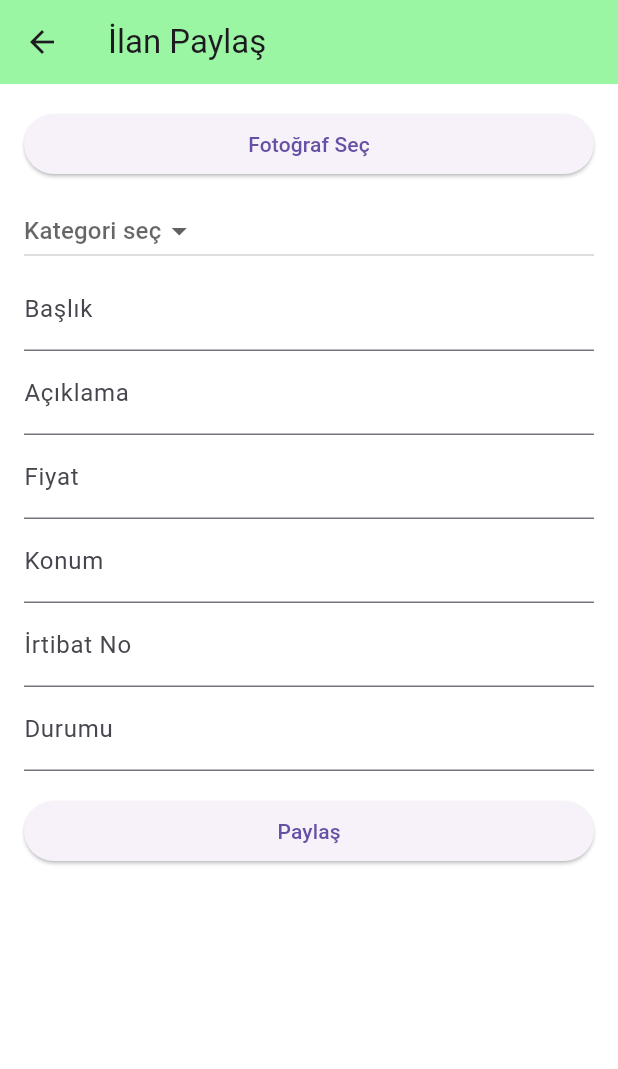
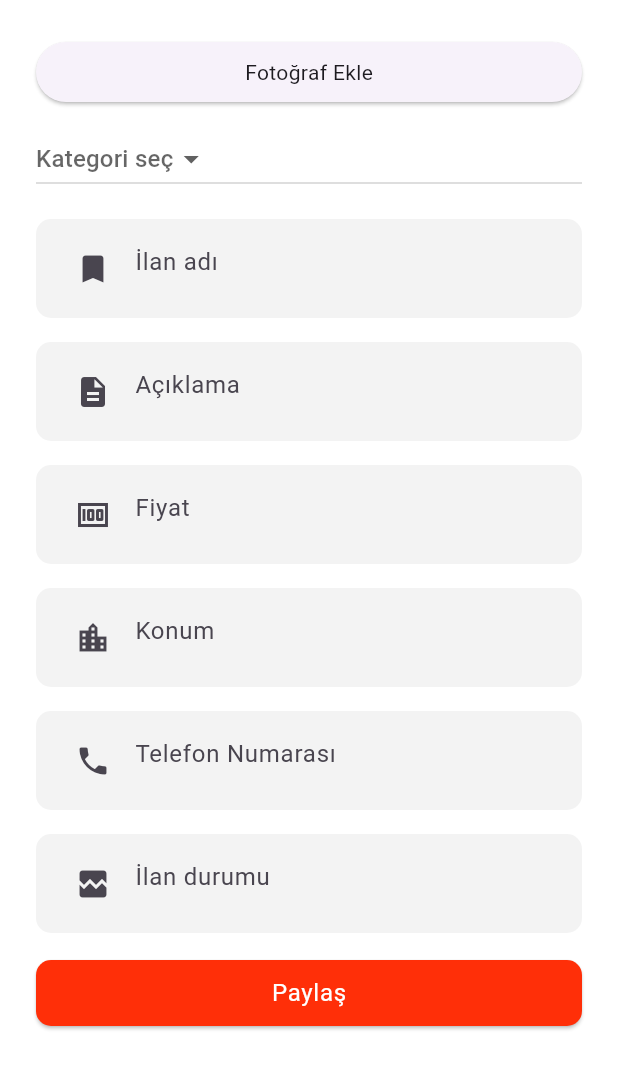
Before and after one commit to arda-copur/Deal-App, a Flutter app: the ShareAdvertisementView screen opened directly, on a phone screen of 412 x 824 dp. Shown: the top 1069 px of the screen. Run offline on Flutter 3.47's test engine with Material 3 defaults, Android fonts, the phone set to English and light mode, and no system bars; our stand-ins replace image_picker, sqflite; missing offline and left inert: animated_introduction; accounts and stored records are empty.

Commit message:
general updates

```diff
--- a/lib/views/info_view.dart
+++ b/lib/views/info_view.dart
@@ -17,7 +17,7 @@ class InfoView extends StatelessWidget {
           nextText: "Devam",
           doneText: "Anladım",
           skipText: "Geç",
-          footerBgColor: AppColors.thirdColor,
+          footerBgColor: AppColors.primaryColor,
           activeDotColor: Colors.white,
           doneWidget: const Icon(
             Icons.chevron_right_sharp,
--- a/lib/views/share_advert_view.dart
+++ b/lib/views/share_advert_view.dart
@@ -1,20 +1,19 @@
 import 'dart:io';
+import 'package:deal_app/constants/app_colors.dart';
+import 'package:deal_app/core/app_button.dart';
 import 'package:deal_app/model/advert.dart';
 import 'package:deal_app/utils/db_helper.dart';
 import 'package:flutter/material.dart';
 import 'package:image_picker/image_picker.dart';
 
-
-
-
 class ShareAdvertisementView extends StatefulWidget {
-  const ShareAdvertisementView ({super.key});
+  const ShareAdvertisementView({super.key});
 
   @override
- State<ShareAdvertisementView > createState() => _ShareAdvertisementViewState();
+  State<ShareAdvertisementView> createState() => _ShareAdvertisementViewState();
 }
 
-class _ShareAdvertisementViewState  extends State<ShareAdvertisementView > {
+class _ShareAdvertisementViewState extends State<ShareAdvertisementView> {
   File? selectedImage;
   TextEditingController titleController = TextEditingController();
   TextEditingController descriptionController = TextEditingController();
@@ -25,28 +24,34 @@ class _ShareAdvertisementViewState  extends State<ShareAdvertisementView > {
 
   DatabaseHelper dbHelper = DatabaseHelper();
 
-  final List<String> categories = ["Elektronik","Moda","Dekor","Hobi","Mobilya"];
+  final List<String> categories = [
+    "Elektronik",
+    "Moda",
+    "Dekor",
+    "Hobi",
+    "Mobilya"
+  ];
   String? selectedCategory;
 
   @override
   Widget build(BuildContext context) {
     return Scaffold(
-      appBar: AppBar(
-        title: const Text('İlan Paylaş'),
-      ),
       body: Padding(
-        padding: const EdgeInsets.all(16.0),
+        padding: const EdgeInsets.all(24.0),
+        child: SingleChildScrollView(
           child: Column(
             crossAxisAlignment: CrossAxisAlignment.stretch,
             children: [
               ElevatedButton(
                 onPressed: _pickImage,
-              child: const Text('Fotoğraf Seç'),
+                child:  Text('Fotoğraf Ekle',style: Theme.of(context).textTheme.bodyMedium),
               ),
               selectedImage != null
                   ? Image.file(selectedImage!, height: 100)
                   : Container(),
-            const SizedBox(height: 10,),
+              const SizedBox(
+                height: 10,
+              ),
               DropdownButton<String>(
                   hint: const Text("Kategori seç"),
                   value: selectedCategory,
@@ -60,50 +65,61 @@ class _ShareAdvertisementViewState  extends State<ShareAdvertisementView > {
                       value: category,
                       child: Text(category),
                     );
-              }).toList()
-            ),
-            TextField(
-              controller: titleController,
-              decoration: const InputDecoration(labelText: 'Başlık'),
-            ),
-            TextField(
-              controller: descriptionController,
-              decoration: const InputDecoration(labelText: 'Açıklama'),
-            ),
-            TextField(
-              controller: priceController,
-              keyboardType: TextInputType.number,
-              decoration: const InputDecoration(labelText: 'Fiyat'),
-            ),
-            TextField(
-              controller: locationController,
-              decoration: const InputDecoration(labelText: 'Konum'),
-            ),
-              TextField(
-              controller: phoneNumberController,
-              decoration: const InputDecoration(labelText: 'İrtibat No'),
-            ),
-              TextField(
-              controller: statusController,
-              decoration: const InputDecoration(labelText: 'Durumu'),
-            ),
+                  }).toList()),
+              customTextFormField(titleController, "İlan adı",
+                  const Icon(Icons.turned_in_outlined)),
+              customTextFormField(descriptionController, "Açıklama",
+                  const Icon(Icons.description)),
+              customTextFormField(
+                  priceController, "Fiyat", const Icon(Icons.money)),
+              customTextFormField(locationController, "Konum",
+                  const Icon(Icons.location_city_outlined)),
+              customTextFormField(phoneNumberController, "Telefon Numarası",
+                  const Icon(Icons.phone)),
+              customTextFormField(statusController, "İlan durumu",
+                  const Icon(Icons.broken_image)),
               const SizedBox(height: 16),
-            ElevatedButton(
+              AppButton(
                   onPressed: () {
                     shareButton();
                   },
-              child: const Text('Paylaş'),
+                  title: "Paylaş")
+            ],
           ),
-
-          ],
         ),
       ),
     );
   }
 
+  Column customTextFormField(
+      TextEditingController controller, String fieldTitle, Icon prefix) {
+    return Column(
+      children: [
+        const Padding(padding: EdgeInsets.all(8)),
+        Container(
+          padding: const EdgeInsets.symmetric(horizontal: 10, vertical: 5),
+          decoration: BoxDecoration(
+              color: const Color(0xFFF3F3F3),
+              borderRadius: BorderRadius.circular(10)),
+          child: Padding(
+            padding: const EdgeInsets.all(4.0),
+            child: TextFormField(
+              controller: controller,
+              decoration: InputDecoration(
+                  hintText: fieldTitle,
+                  border: InputBorder.none,
+                  prefixIcon: prefix),
+            ),
+          ),
+        ),
+      ],
+    );
+  }
+
   Future<void> _pickImage() async {
     final imagePicker = ImagePicker();
-    final pickedImage = await imagePicker.pickImage(source: ImageSource.gallery);
+    final pickedImage =
+        await imagePicker.pickImage(source: ImageSource.gallery);
 
     if (pickedImage != null) {
       setState(() {
@@ -115,14 +131,17 @@ class _ShareAdvertisementViewState  extends State<ShareAdvertisementView > {
   void shareButton() async {
     String title = titleController.text;
     String description = descriptionController.text;
-    int price =  int.parse(priceController.text);
+    int price = int.parse(priceController.text);
     String location = locationController.text;
     int phoneNumber = int.parse(phoneNumberController.text);
     String status = statusController.text;
 
-    if (title.isNotEmpty && description.isNotEmpty && price > 0 && location.isNotEmpty && status.isNotEmpty) {
+    if (title.isNotEmpty &&
+        description.isNotEmpty &&
+        price > 0 &&
+        location.isNotEmpty &&
+        status.isNotEmpty) {
       Advert advert = Advert(
-
           title: title,
           category: selectedCategory,
           fotoPath: selectedImage?.path,
@@ -130,11 +149,9 @@ class _ShareAdvertisementViewState  extends State<ShareAdvertisementView > {
           price: price,
           location: location,
           phoneNumber: phoneNumber,
-        status: status
-      );
+          status: status);
 
       await dbHelper.insertAdvert(advert);
-
     } else {
       showDialog(
         context: context,
@@ -149,7 +166,6 @@ class _ShareAdvertisementViewState  extends State<ShareAdvertisementView > {
                 },
                 child: const Text('Tamam'),
               ),
-
             ],
           );
         },
```
Also changed, not shown: lib/views/home_view.dart (+17 -16 lines). Lines whose indentation alone changed are shown as unchanged.
